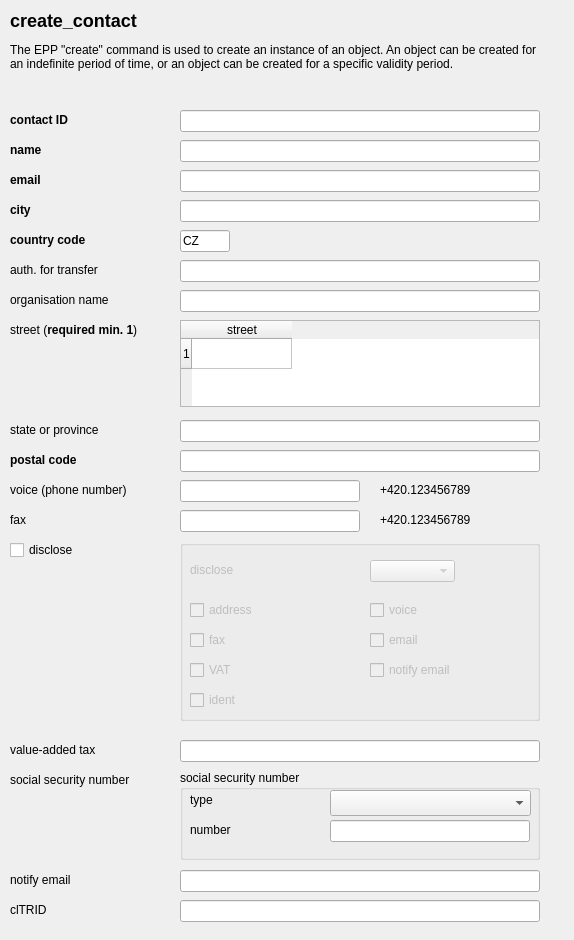
Above: guiqt4/create_contact.ui from CZ-NIC/fred-client before the change. Below: the same form after it.
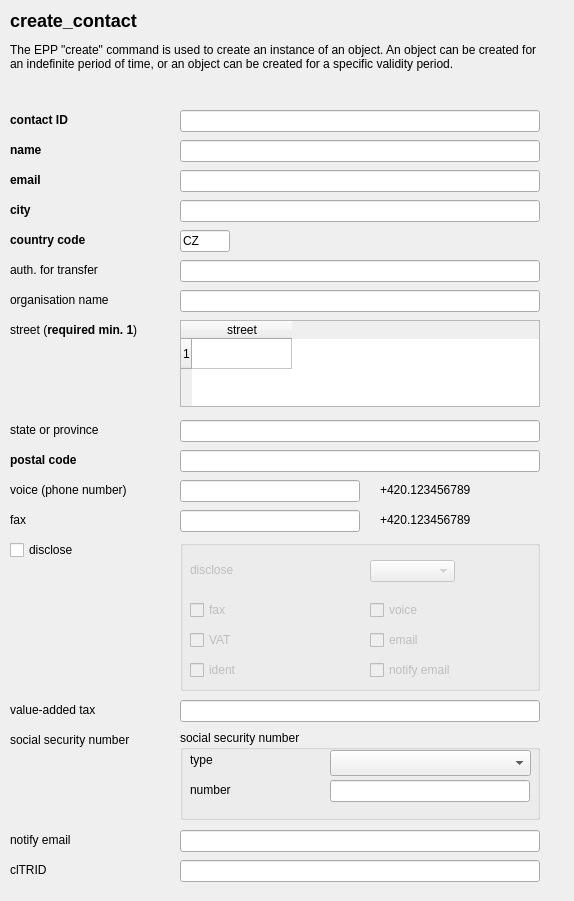
That is the form after the change.

Commit message: odebrani disclose addr

Patch:
```diff
--- a/guiqt4/create_contact.ui
+++ b/guiqt4/create_contact.ui
@@ -6,7 +6,7 @@
     <x>0</x>
     <y>0</y>
     <width>574</width>
-    <height>940</height>
+    <height>901</height>
    </rect>
   </property>
   <property name="windowTitle" >
@@ -436,7 +436,7 @@
      <x>180</x>
      <y>540</y>
      <width>360</width>
-     <height>181</height>
+     <height>151</height>
     </rect>
    </property>
    <property name="title" >
@@ -468,58 +468,6 @@
      </rect>
     </property>
    </widget>
-   <widget class="QCheckBox" name="create_contact_disclose_addr" >
-    <property name="geometry" >
-     <rect>
-      <x>10</x>
-      <y>60</y>
-      <width>160</width>
-      <height>20</height>
-     </rect>
-    </property>
-    <property name="text" >
-     <string>address</string>
-    </property>
-   </widget>
-   <widget class="QCheckBox" name="create_contact_disclose_fax" >
-    <property name="geometry" >
-     <rect>
-      <x>10</x>
-      <y>90</y>
-      <width>160</width>
-      <height>20</height>
-     </rect>
-    </property>
-    <property name="text" >
-     <string>fax</string>
-    </property>
-   </widget>
-   <widget class="QCheckBox" name="create_contact_disclose_vat" >
-    <property name="geometry" >
-     <rect>
-      <x>10</x>
-      <y>120</y>
-      <width>160</width>
-      <height>20</height>
-     </rect>
-    </property>
-    <property name="text" >
-     <string>VAT</string>
-    </property>
-   </widget>
-   <widget class="QCheckBox" name="create_contact_disclose_ident" >
-    <property name="geometry" >
-     <rect>
-      <x>10</x>
-      <y>150</y>
-      <width>160</width>
-      <height>20</height>
-     </rect>
-    </property>
-    <property name="text" >
-     <string>ident</string>
-    </property>
-   </widget>
    <widget class="QCheckBox" name="create_contact_disclose_email" >
     <property name="geometry" >
      <rect>
@@ -559,28 +507,51 @@
      <string>voice</string>
     </property>
    </widget>
-  </widget>
-  <widget class="QLabel" name="textLabel6" >
-   <property name="geometry" >
-    <rect>
-     <x>10</x>
-     <y>740</y>
-     <width>160</width>
-     <height>20</height>
-    </rect>
-   </property>
-   <property name="text" >
-    <string>value-added tax</string>
-   </property>
-   <property name="wordWrap" >
-    <bool>false</bool>
-   </property>
+   <widget class="QCheckBox" name="create_contact_disclose_vat" >
+    <property name="geometry" >
+     <rect>
+      <x>10</x>
+      <y>90</y>
+      <width>160</width>
+      <height>20</height>
+     </rect>
+    </property>
+    <property name="text" >
+     <string>VAT</string>
+    </property>
+   </widget>
+   <widget class="QCheckBox" name="create_contact_disclose_ident" >
+    <property name="geometry" >
+     <rect>
+      <x>10</x>
+      <y>120</y>
+      <width>160</width>
+      <height>20</height>
+     </rect>
+    </property>
+    <property name="text" >
+     <string>ident</string>
+    </property>
+   </widget>
+   <widget class="QCheckBox" name="create_contact_disclose_fax" >
+    <property name="geometry" >
+     <rect>
+      <x>10</x>
+      <y>60</y>
+      <width>160</width>
+      <height>20</height>
+     </rect>
+    </property>
+    <property name="text" >
+     <string>fax</string>
+    </property>
+   </widget>
   </widget>
   <widget class="QGroupBox" name="groupBox2_2" >
    <property name="geometry" >
     <rect>
      <x>180</x>
-     <y>770</y>
+     <y>730</y>
      <width>360</width>
      <height>90</height>
     </rect>
@@ -641,59 +612,11 @@
     </property>
    </widget>
   </widget>
-  <widget class="QLabel" name="textLabel9" >
-   <property name="geometry" >
-    <rect>
-     <x>10</x>
-     <y>770</y>
-     <width>160</width>
-     <height>20</height>
-    </rect>
-   </property>
-   <property name="text" >
-    <string>social security number</string>
-   </property>
-   <property name="wordWrap" >
-    <bool>false</bool>
-   </property>
-  </widget>
-  <widget class="QLabel" name="textLabel8" >
-   <property name="geometry" >
-    <rect>
-     <x>10</x>
-     <y>870</y>
-     <width>160</width>
-     <height>20</height>
-    </rect>
-   </property>
-   <property name="text" >
-    <string>notify email</string>
-   </property>
-   <property name="wordWrap" >
-    <bool>false</bool>
-   </property>
-  </widget>
-  <widget class="QLabel" name="textLabel11" >
-   <property name="geometry" >
-    <rect>
-     <x>10</x>
-     <y>900</y>
-     <width>160</width>
-     <height>20</height>
-    </rect>
-   </property>
-   <property name="text" >
-    <string>clTRID</string>
-   </property>
-   <property name="wordWrap" >
-    <bool>false</bool>
-   </property>
-  </widget>
   <widget class="QLineEdit" name="create_contact_notify_email" >
    <property name="geometry" >
     <rect>
      <x>180</x>
-     <y>870</y>
+     <y>830</y>
      <width>360</width>
      <height>22</height>
     </rect>
@@ -703,17 +626,81 @@
    <property name="geometry" >
     <rect>
      <x>180</x>
-     <y>900</y>
+     <y>860</y>
      <width>360</width>
      <height>22</height>
     </rect>
    </property>
   </widget>
+  <widget class="QLabel" name="textLabel11" >
+   <property name="geometry" >
+    <rect>
+     <x>10</x>
+     <y>860</y>
+     <width>160</width>
+     <height>20</height>
+    </rect>
+   </property>
+   <property name="text" >
+    <string>clTRID</string>
+   </property>
+   <property name="wordWrap" >
+    <bool>false</bool>
+   </property>
+  </widget>
+  <widget class="QLabel" name="textLabel8" >
+   <property name="geometry" >
+    <rect>
+     <x>10</x>
+     <y>830</y>
+     <width>160</width>
+     <height>20</height>
+    </rect>
+   </property>
+   <property name="text" >
+    <string>notify email</string>
+   </property>
+   <property name="wordWrap" >
+    <bool>false</bool>
+   </property>
+  </widget>
+  <widget class="QLabel" name="textLabel9" >
+   <property name="geometry" >
+    <rect>
+     <x>10</x>
+     <y>730</y>
+     <width>160</width>
+     <height>20</height>
+    </rect>
+   </property>
+   <property name="text" >
+    <string>social security number</string>
+   </property>
+   <property name="wordWrap" >
+    <bool>false</bool>
+   </property>
+  </widget>
+  <widget class="QLabel" name="textLabel6" >
+   <property name="geometry" >
+    <rect>
+     <x>10</x>
+     <y>700</y>
+     <width>160</width>
+     <height>20</height>
+    </rect>
+   </property>
+   <property name="text" >
+    <string>value-added tax</string>
+   </property>
+   <property name="wordWrap" >
+    <bool>false</bool>
+   </property>
+  </widget>
   <widget class="QLineEdit" name="create_contact_vat" >
    <property name="geometry" >
     <rect>
      <x>180</x>
-     <y>740</y>
+     <y>700</y>
      <width>360</width>
      <height>22</height>
     </rect>
```
Left out of the diff: 1 changed line with no effect on the pictures. The commit also changes 8 other files.
